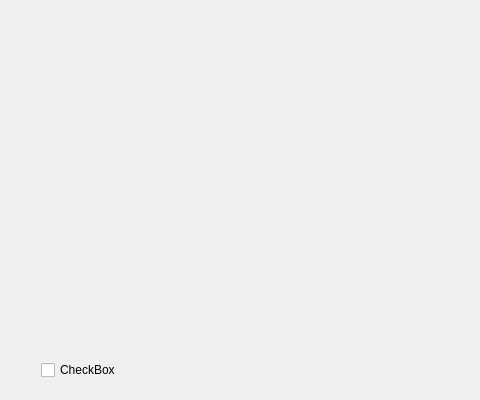
Before: the Qt Designer form src/modules/license/LicensePage.ui in calamares/calamares, drawn with Qt 5; both pictures show x 319 to 799 and y 0 to 400 of the 799 by 400 pixel window.
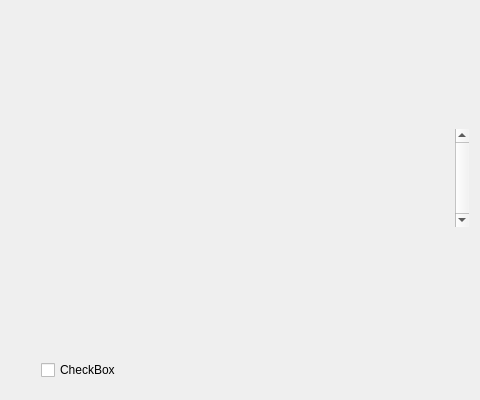
After: the same form once the commit is applied.

Commit message:
[license] Make area scrollable
 - Since the list of license entries may be long (especially
   if the text is expanded) make it scrollable.

Diff of the .ui file:
```diff
--- a/src/modules/license/LicensePage.ui
+++ b/src/modules/license/LicensePage.ui
@@ -46,7 +46,31 @@
       </spacer>
      </item>
      <item>
-      <layout class="QVBoxLayout" name="licenseEntriesLayout"/>
+      <widget class="QScrollArea" name="scrollArea">
+       <property name="frameShape">
+        <enum>QFrame::NoFrame</enum>
+       </property>
+       <property name="verticalScrollBarPolicy">
+        <enum>Qt::ScrollBarAlwaysOn</enum>
+       </property>
+       <property name="horizontalScrollBarPolicy">
+        <enum>Qt::ScrollBarAlwaysOff</enum>
+       </property>
+       <property name="widgetResizable">
+        <bool>true</bool>
+       </property>
+       <widget class="QWidget" name="scrollAreaWidgetContents">
+        <property name="geometry">
+         <rect>
+          <x>0</x>
+          <y>0</y>
+          <width>765</width>
+          <height>94</height>
+         </rect>
+        </property>
+        <layout class="QVBoxLayout" name="licenseEntriesLayout"/>
+       </widget>
+      </widget>
      </item>
      <item>
       <spacer name="verticalSpacer_2">
```
